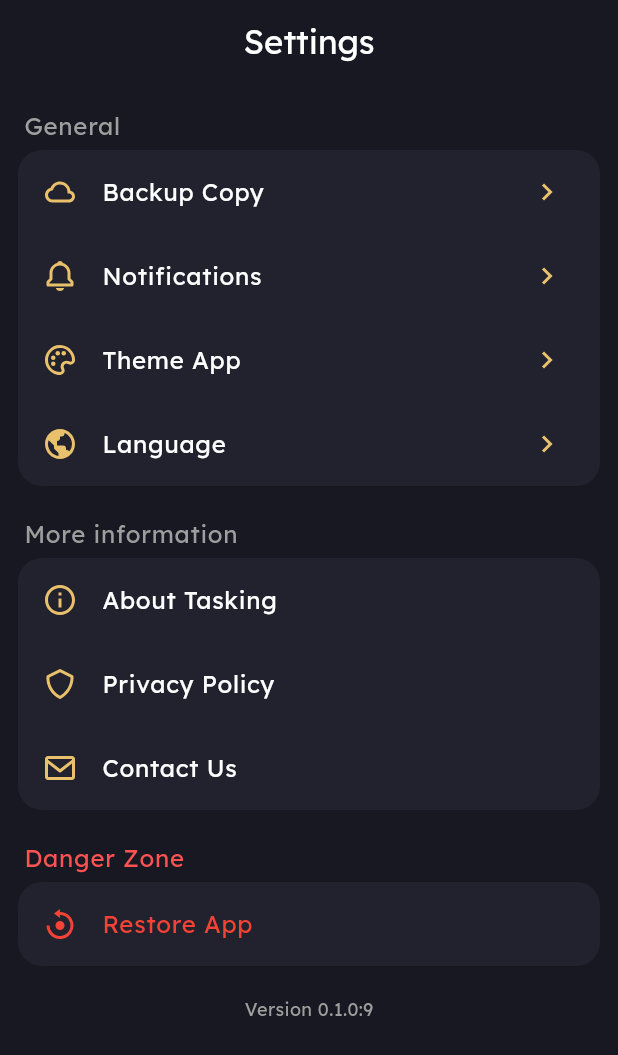
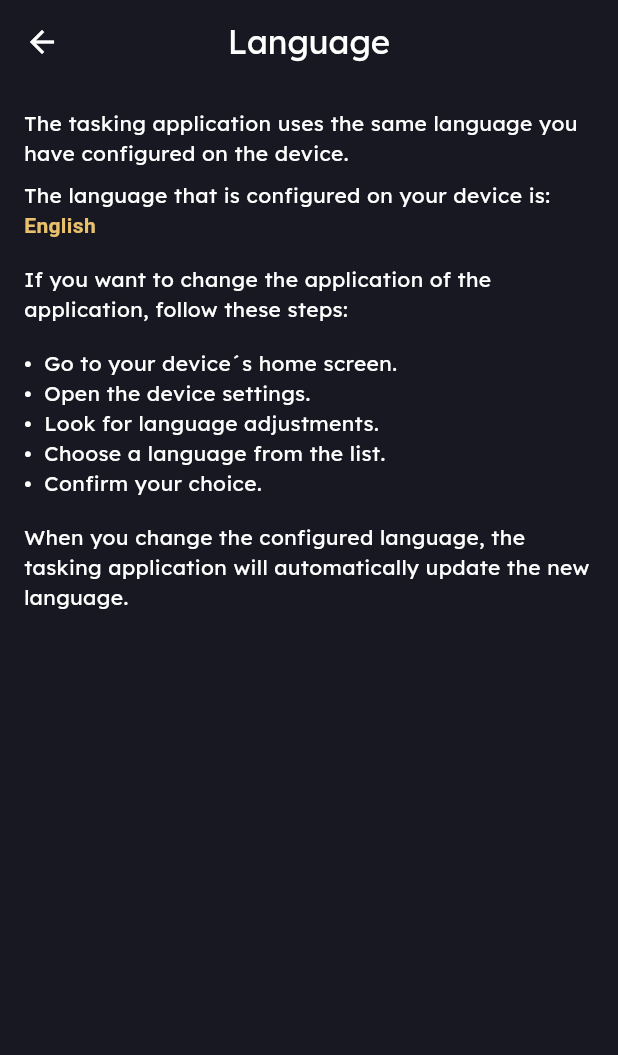
Before and after one commit to axelromandev/tasking_app, a Flutter app: the SettingsPage screen opened by its route, after a tap on "Language", on a phone screen of 412 x 824 dp. Shown: the top 1055 px of the screen. Run offline on Flutter 3.47's test engine with Material 3 defaults, Android fonts, the phone set to English and light mode, and no system bars; our stand-ins replace calendar_date_picker2, file_picker, flutter_local_notifications, flutter_riverpod, flutter_svg, gap and 10 more; missing offline and left inert: flex_color_picker, flutter_advanced_avatar, flutter_archive; accounts and stored records are empty; generated files the repository leaves out were written again.

Commit message:
✨ feat: Add LanguagePage and language route

```diff
--- /dev/null
+++ b/lib/app/presentation/pages/language_page.dart
@@ -0,0 +1,58 @@
+import 'package:flutter/material.dart';
+import 'package:gap/gap.dart';
+import 'package:tasking/config/const/constants.dart';
+import 'package:tasking/generated/l10n.dart';
+
+class LanguagePage extends StatelessWidget {
+  const LanguagePage({super.key});
+
+  @override
+  Widget build(BuildContext context) {
+    final colors = Theme.of(context).colorScheme;
+
+    String language = S.of(context).language == 'en'
+        ? S.of(context).language_en
+        : S.of(context).language_es;
+
+    return Scaffold(
+      appBar: AppBar(
+        title: Text(
+          S.of(context).language_label,
+          style: const TextStyle(color: Colors.white),
+        ),
+        centerTitle: true,
+      ),
+      body: Container(
+        padding: const EdgeInsets.all(defaultPadding),
+        child: Column(
+          crossAxisAlignment: CrossAxisAlignment.start,
+          children: [
+            Text(S.of(context).pageLanguageDescription1),
+            const Gap(defaultPadding / 2),
+            Text.rich(
+              TextSpan(text: S.of(context).pageLanguageDescription2, children: [
+                TextSpan(
+                  text: language,
+                  style: TextStyle(
+                    color: colors.primary,
+                    fontWeight: FontWeight.bold,
+                  ),
+                ),
+              ]),
+            ),
+            const Gap(defaultPadding),
+            Text(S.of(context).pageLanguageDescription3),
+            const Gap(defaultPadding),
+            Text(S.of(context).pageLanguageStep1),
+            Text(S.of(context).pageLanguageStep2),
+            Text(S.of(context).pageLanguageStep3),
+            Text(S.of(context).pageLanguageStep4),
+            Text(S.of(context).pageLanguageStep5),
+            const Gap(defaultPadding),
+            Text(S.of(context).pageLanguageDescription4),
+          ],
+        ),
+      ),
+    );
+  }
+}
--- a/lib/app/presentation/pages/settings_page.dart
+++ b/lib/app/presentation/pages/settings_page.dart
@@ -4,7 +4,6 @@ import 'package:gap/gap.dart';
 import 'package:go_router/go_router.dart';
 import 'package:icons_plus/icons_plus.dart';
 import 'package:package_info_plus/package_info_plus.dart';
-import 'package:permission_handler/permission_handler.dart';
 import 'package:url_launcher/url_launcher.dart';
 
 import '../../../config/config.dart';
@@ -91,7 +90,7 @@ class SettingsPage extends ConsumerWidget {
                         shape: const RoundedRectangleBorder(),
                       ),
                       ListTile(
-                        onTap: () => openAppSettings(),
+                        onTap: () => context.push(RoutesPath.language),
                         iconColor: colors.primary,
                         leading: const Icon(BoxIcons.bx_world),
                         title: Text(S.of(context).language_label),
--- a/lib/config/routes/app_router.dart
+++ b/lib/config/routes/app_router.dart
@@ -1,6 +1,7 @@
 import 'package:flutter/material.dart';
 import 'package:flutter_riverpod/flutter_riverpod.dart';
 import 'package:go_router/go_router.dart';
+import 'package:tasking/app/presentation/pages/language_page.dart';
 
 import '../../app/app.dart';
 import '../../core/core.dart';
@@ -35,6 +36,10 @@ final appRouterProvider = Provider<GoRouter>((ref) {
         builder: (_, __) => const NotificationsPage(),
       ),
       GoRoute(
+        path: RoutesPath.language,
+        builder: (_, __) => const LanguagePage(),
+      ),
+      GoRoute(
         path: RoutesPath.about,
         builder: (_, __) => const AboutPage(),
       )
--- a/lib/config/routes/routes_path.dart
+++ b/lib/config/routes/routes_path.dart
@@ -3,5 +3,6 @@ class RoutesPath {
   static String home = '/';
   static String settings = '/settings';
   static String notifications = '/settings/notifications';
+  static String language = '/settings/language';
   static String about = '/settings/about';
 }
--- a/lib/l10n/intl_en.arb
+++ b/lib/l10n/intl_en.arb
@@ -76,5 +76,14 @@
   "pageNotificationsLabel": "ALL-DAY REMINDERS",
   "pageNotificationsTitle": "Today notification",
   "pageNotificationsDescription": "Set a time to show a notification when there are all-day reminders (with no specified time).",
-  "pageNotificationsErrorPermission": "Notifications are disabled: You must activate them from the settings."
+  "pageNotificationsErrorPermission": "Notifications are disabled: You must activate them from the settings.",
+  "pageLanguageDescription2": "The language that is configured on your device is: ",
+  "pageLanguageDescription1": "The tasking application uses the same language you have configured on the device.",
+  "pageLanguageDescription3": "If you want to change the application of the application, follow these steps:",
+  "pageLanguageStep1": "•  Go to your device´s home screen.",
+  "pageLanguageStep2": "•  Open the device settings.",
+  "pageLanguageStep3": "•  Look for language adjustments.",
+  "pageLanguageStep4": "•  Choose a language from the list.",
+  "pageLanguageStep5": "•  Confirm your choice.",
+  "pageLanguageDescription4": "When you change the configured language, the tasking application will automatically update the new language."
 }
--- a/lib/l10n/intl_es.arb
+++ b/lib/l10n/intl_es.arb
@@ -81,5 +81,14 @@
   "pageNotificationsLabel": "RECORDATORIOS DE TODO EL DÍA",
   "pageNotificationsTitle": "Notificaciones de hoy",
   "pageNotificationsDescription": "Establezca una hora para mostrar una notificación cuando haya recordatorios de todo el día (sin hora especificada).",
-  "pageNotificationsErrorPermission": "Las notificaciones están desactivadas: Debes activarlas desde la configuración."
+  "pageNotificationsErrorPermission": "Las notificaciones están desactivadas: Debes activarlas desde la configuración.",
+  "pageLanguageDescription2": "El idioma que esta configurado en tu dispositivo es: ",
+  "pageLanguageDescription1": "La aplicación de Tasking usa el mismo idioma que tengas configurado en el dispositivo.",
+  "pageLanguageDescription3": "Si deseas cambiar el idioma de la aplicación, sigue estos pasos:",
+  "pageLanguageStep1": "•  Ve a la pantalla de inicio de tu dispositivo.",
+  "pageLanguageStep2": "•  Abre los ajustes del dispositivo.",
+  "pageLanguageStep3": "•  Busca los ajustes de idioma.",
+  "pageLanguageStep4": "•  Elige un idioma de la lista.",
+  "pageLanguageStep5": "•  Confirma tu elección.",
+  "pageLanguageDescription4": "Cuando cambies el idioma configurado, la aplicación de Tasking se actualizara automáticamente al nuevo idioma."
 }
```
